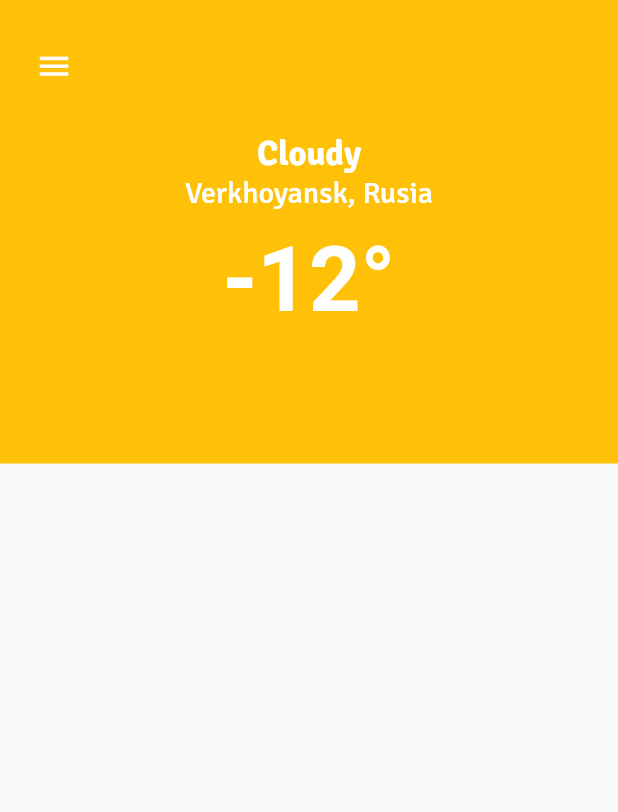
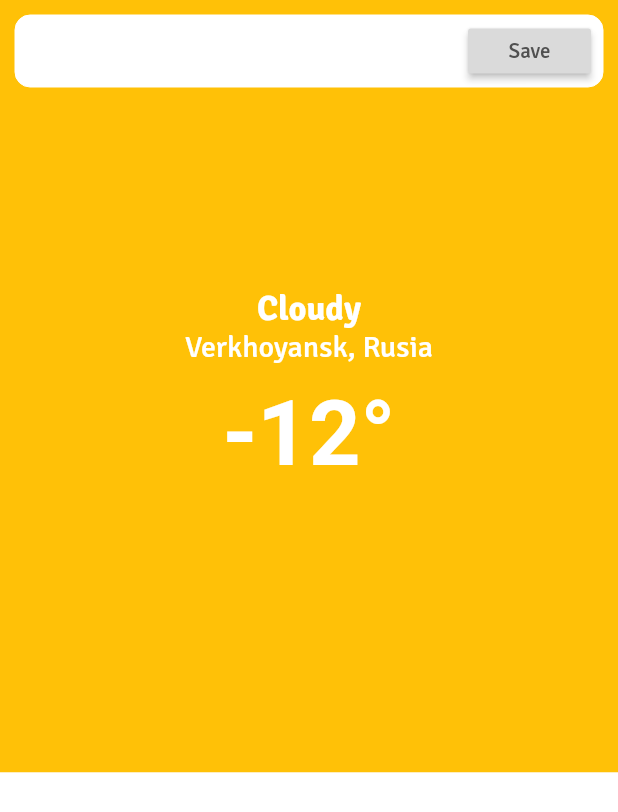
Before and after one commit to Dawa1234/Weather-App, a Flutter app: the HomePageScreen screen opened by its route, on a phone screen of 412 x 824 dp. Shown: the top 812 px of the screen. Run offline on Flutter 3.47's test engine with Material 2 defaults, Android fonts, the phone set to English and light mode, and no system bars.

Commit message:
homepage design done

```diff
--- a/lib/screens/homePageScreen.dart
+++ b/lib/screens/homePageScreen.dart
@@ -1,36 +1,76 @@
 import 'package:flutter/material.dart';
+import 'package:weather_app/dataSource/weatherDataSource.dart';
 import 'package:weather_app/measures.dart';
 
-class HomePageScreen extends StatelessWidget {
+class HomePageScreen extends StatefulWidget {
   const HomePageScreen({super.key});
+
+  @override
+  State<HomePageScreen> createState() => _HomePageScreenState();
+}
+
+class _HomePageScreenState extends State<HomePageScreen> {
+  @override
+  void initState() {
+    // TODO: implement initState
+    super.initState();
+    WeatherDataSource().weatherInformation();
+  }
 
   @override
   Widget build(BuildContext context) {
     return SafeArea(
       child: Scaffold(
-        body: SizedBox(
+        body: GestureDetector(
+          onTap: () => FocusScope.of(context)
+              .unfocus(), // to unfocus keyboard when clicked anywhere outside
+          child: SizedBox(
             height: fullHeight(context),
             width: fullWidth(context),
             // decoration: const BoxDecoration(
             //     image: DecorationImage(
             //         fit: BoxFit.fill,
             //         image: AssetImage("assets/images/border.png"))),
-          child: Column(mainAxisAlignment: MainAxisAlignment.start, children: [
+            child: Column(
+                // mainAxisAlignment: MainAxisAlignment.start,
+                children: [
                   AspectRatio(
-              aspectRatio: 4 / 3,
+                    aspectRatio: 4 / 5,
                     child: Container(
                       color: Colors.amber,
                       child: Stack(
                         children: [
-                    Padding(
-                      padding: const EdgeInsets.fromLTRB(12, 20, 0, 0),
-                      child: IconButton(
+                          Container(
+                            margin: const EdgeInsets.all(10),
+                            child: TextFormField(
+                              decoration: InputDecoration(
+                                  suffixIcon: Container(
+                                      alignment: Alignment.center,
+                                      height: 40,
+                                      width: 90,
+                                      child: Padding(
+                                        padding:
+                                            const EdgeInsets.only(right: 8.0),
+                                        child: MaterialButton(
+                                            height: 30,
+                                            textColor: const Color.fromARGB(
+                                                255, 80, 80, 80),
                                             onPressed: () {},
-                        icon: const Icon(
-                          Icons.menu,
-                          color: Colors.white,
-                          size: 25,
-                        ),
+                                            color: const Color.fromARGB(
+                                                255, 218, 218, 218),
+                                            child: const Text("Save")),
+                                      )),
+                                  enabledBorder: OutlineInputBorder(
+                                      borderRadius: BorderRadius.circular(10),
+                                      borderSide: const BorderSide(
+                                          color: Colors.white, width: 0)),
+                                  focusedBorder: OutlineInputBorder(
+                                      borderRadius: BorderRadius.circular(10),
+                                      borderSide: const BorderSide(
+                                          color: Colors.blue, width: 1)),
+                                  contentPadding: const EdgeInsets.all(10),
+                                  filled: true,
+                                  fillColor: Colors.white),
                             ),
                           ),
                           Center(
@@ -77,7 +117,13 @@ class HomePageScreen extends StatelessWidget {
                       ),
                     ),
                   ),
+                  Expanded(
+                      child: Container(
+                    width: double.infinity,
+                    color: Colors.white,
+                  ))
                 ]),
+          ),
         ),
       ),
     );
```
Lines whose indentation alone changed are shown as unchanged.
